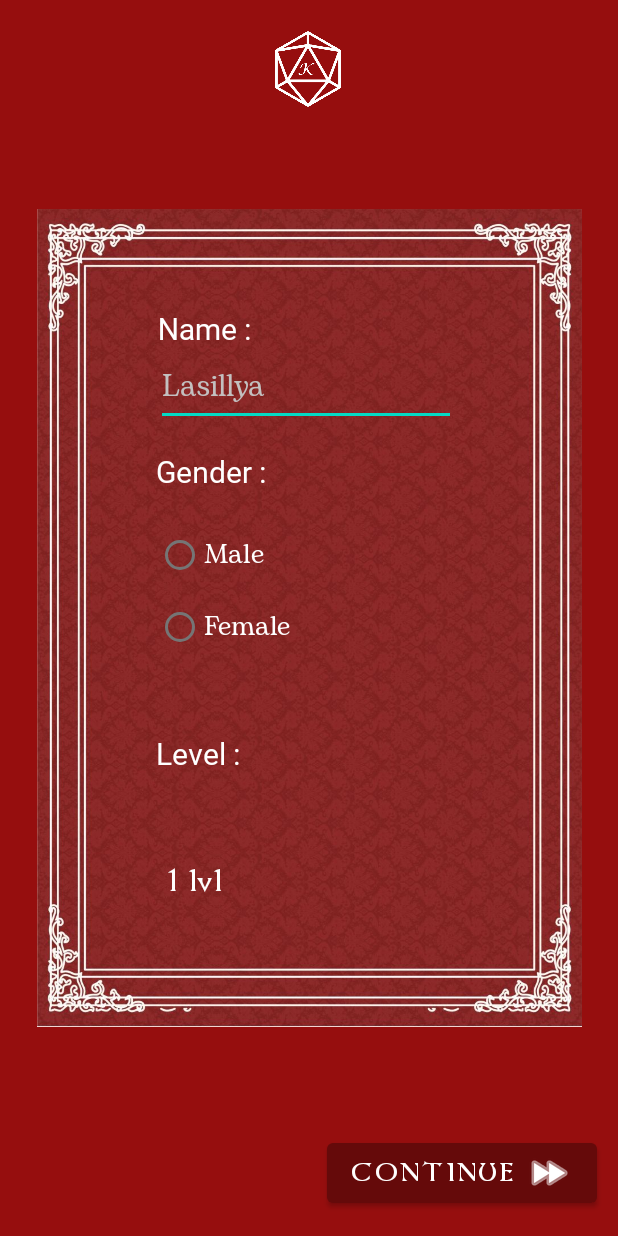
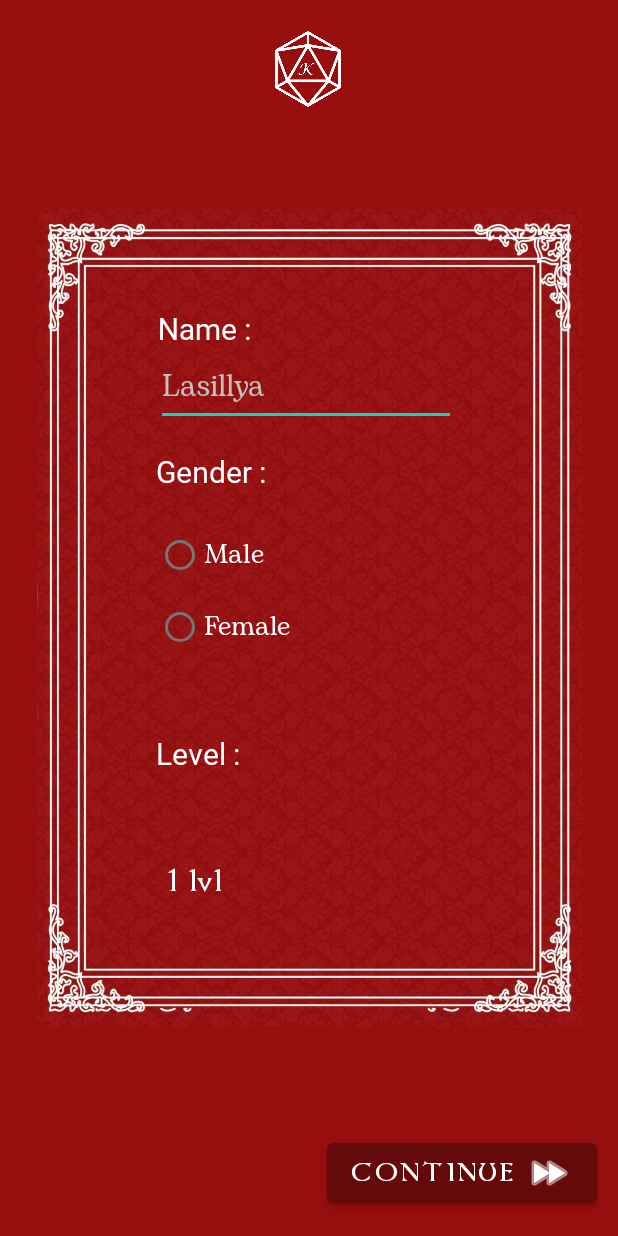
Before and after one commit to matf-pp/2021_Roll-for-Kotlin, an Android app: the screen it shows after launch (MainActivity3), on a phone screen of 412 x 824 dp. Run offline under Robolectric (Android 15) with nearby library versions, the phone set to English and light mode, and no system bars.

Commit message:
Promenjena boja pozadinske slike

```diff
--- a/app/src/main/res/layout/activity_screen1.xml
+++ b/app/src/main/res/layout/activity_screen1.xml
@@ -11,12 +11,12 @@
         android:id="@+id/imgPattern"
         android:layout_width="363dp"
         android:layout_height="712dp"
+        android:contentDescription="@string/background"
         app:layout_constraintBottom_toBottomOf="parent"
         app:layout_constraintEnd_toEndOf="parent"
         app:layout_constraintStart_toStartOf="parent"
         app:layout_constraintTop_toTopOf="parent"
-        app:srcCompat="@drawable/pattern3"
-        android:contentDescription="TODO" />
+        app:srcCompat="@drawable/background" />
 
     <TextView
         android:id="@+id/lbName"
@@ -149,13 +149,13 @@
         android:layout_width="60dp"
         android:layout_height="60dp"
         android:layout_marginTop="16dp"
+        android:contentDescription="@string/logoimage"
         app:layout_constraintBottom_toTopOf="@+id/lbName"
         app:layout_constraintEnd_toEndOf="parent"
         app:layout_constraintHorizontal_bias="0.498"
         app:layout_constraintStart_toStartOf="parent"
         app:layout_constraintTop_toTopOf="parent"
         app:layout_constraintVertical_bias="0.0"
-        app:srcCompat="@drawable/roll_for_kotlin"
-        android:contentDescription="TODO" />
+        app:srcCompat="@drawable/roll_for_kotlin" />
 
 </androidx.constraintlayout.widget.ConstraintLayout>
--- a/app/src/main/res/values/strings.xml
+++ b/app/src/main/res/values/strings.xml
@@ -9,6 +9,8 @@
     <string name="empty"></string>
     <string name="Lasillya">Lasillya</string>
     <string name="next">Continue</string>
+    <string name="logoimage">LogoImage</string>
+    <string name="background">Background</string>
     <string-array name="levels">
         <item>1 lvl</item>
         <item>2 lvl</item>
```
Also changed, not shown: app/src/main/res/drawable/background.jpg (added).
